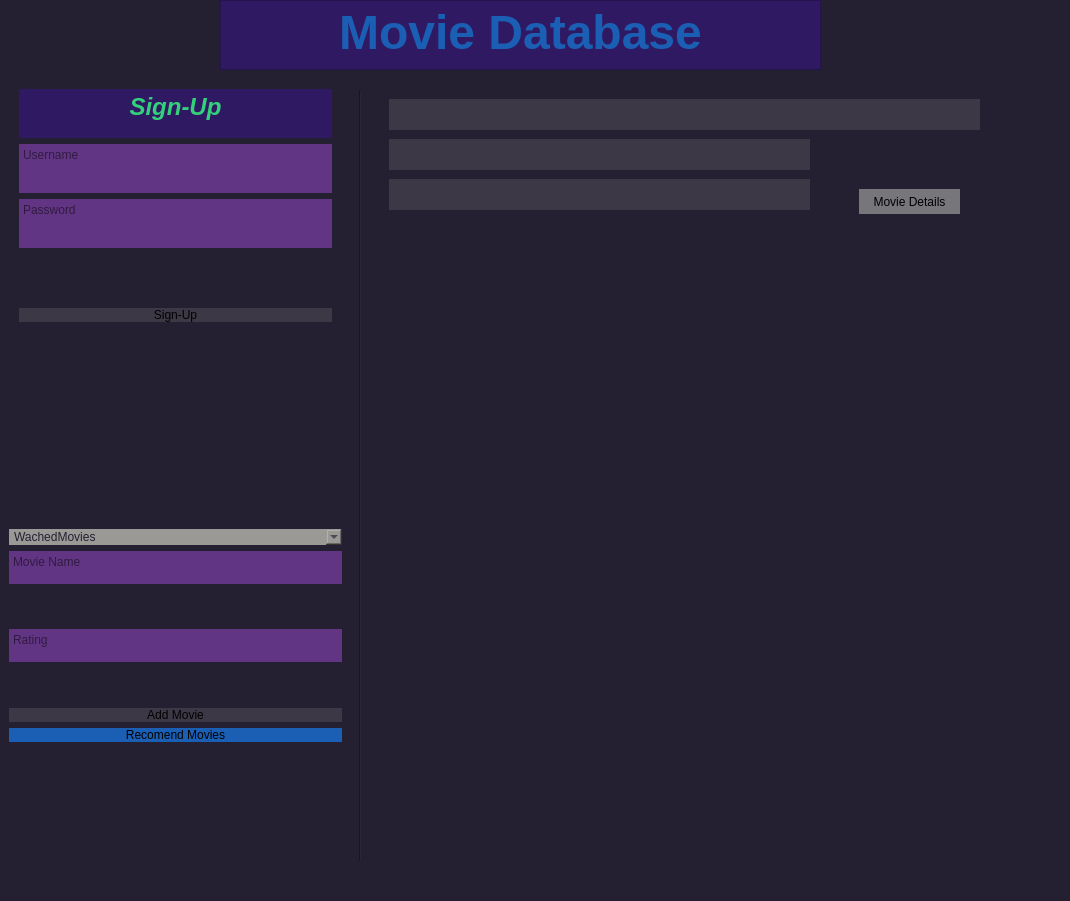
The window that App/userdb.ui (byshadowoz/Movies_Recomendation_by_prompt) describes before a commit, drawn with Qt 5.
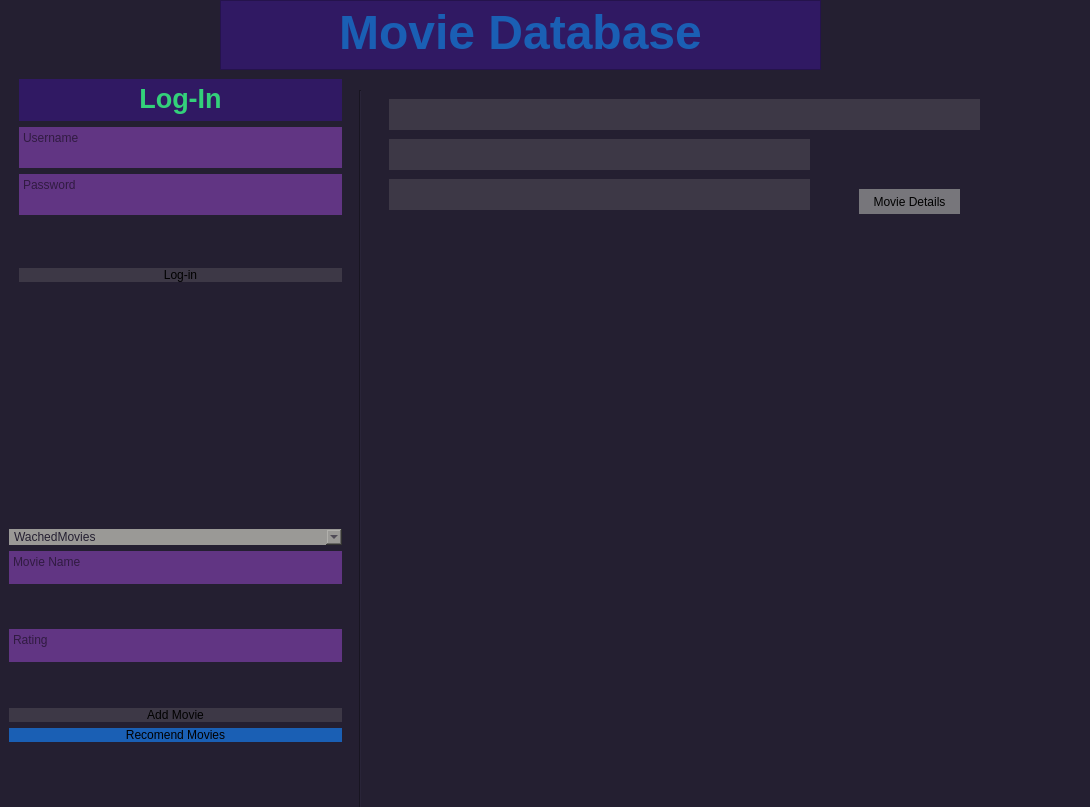
The same window after the commit.

Commit message: sign up completed

Patch:
```diff
--- a/App/userdb.ui
+++ b/App/userdb.ui
@@ -6,8 +6,8 @@
    <rect>
     <x>0</x>
     <y>0</y>
-    <width>1070</width>
-    <height>901</height>
+    <width>1090</width>
+    <height>807</height>
    </rect>
   </property>
   <property name="windowTitle">
@@ -273,13 +273,97 @@
      </item>
     </layout>
    </widget>
-   <widget class="QFrame" name="signupFrame_3">
+   <widget class="QFrame" name="signupFrame_4">
     <property name="geometry">
      <rect>
       <x>10</x>
       <y>80</y>
       <width>331</width>
-      <height>251</height>
+      <height>151</height>
+     </rect>
+    </property>
+    <property name="styleSheet">
+     <string notr="true">border: None
+</string>
+    </property>
+    <property name="frameShape">
+     <enum>QFrame::StyledPanel</enum>
+    </property>
+    <property name="frameShadow">
+     <enum>QFrame::Raised</enum>
+    </property>
+    <widget class="QTextEdit" name="signupTitle_4">
+     <property name="geometry">
+      <rect>
+       <x>9</x>
+       <y>9</y>
+       <width>313</width>
+       <height>41</height>
+      </rect>
+     </property>
+     <property name="styleSheet">
+      <string notr="true">background-color: rgb(48, 25, 99);
+border-color: rgb(255, 255, 255);</string>
+     </property>
+     <property name="readOnly">
+      <bool>true</bool>
+     </property>
+     <property name="html">
+      <string>&lt;!DOCTYPE HTML PUBLIC &quot;-//W3C//DTD HTML 4.0//EN&quot; &quot;http://www.w3.org/TR/REC-html40/strict.dtd&quot;&gt;
+&lt;html&gt;&lt;head&gt;&lt;meta name=&quot;qrichtext&quot; content=&quot;1&quot; /&gt;&lt;style type=&quot;text/css&quot;&gt;
+p, li { white-space: pre-wrap; }
+&lt;/style&gt;&lt;/head&gt;&lt;body style=&quot; font-family:'Ubuntu'; font-size:11pt; font-weight:400; font-style:normal;&quot;&gt;
+&lt;p align=&quot;center&quot; style=&quot; margin-top:0px; margin-bottom:0px; margin-left:0px; margin-right:0px; -qt-block-indent:0; text-indent:0px;&quot;&gt;&lt;span style=&quot; font-size:20pt; color:#ffffff;&quot;&gt;Account&lt;/span&gt;&lt;/p&gt;&lt;/body&gt;&lt;/html&gt;</string>
+     </property>
+    </widget>
+    <widget class="QPlainTextEdit" name="username_field_4">
+     <property name="geometry">
+      <rect>
+       <x>9</x>
+       <y>56</y>
+       <width>313</width>
+       <height>40</height>
+      </rect>
+     </property>
+     <property name="styleSheet">
+      <string notr="true">background-color: rgb(97, 53, 131);
+</string>
+     </property>
+     <property name="readOnly">
+      <bool>true</bool>
+     </property>
+     <property name="placeholderText">
+      <string>Username</string>
+     </property>
+    </widget>
+    <widget class="QPlainTextEdit" name="password_field_4">
+     <property name="geometry">
+      <rect>
+       <x>9</x>
+       <y>102</y>
+       <width>313</width>
+       <height>40</height>
+      </rect>
+     </property>
+     <property name="styleSheet">
+      <string notr="true">background-color: rgb(97, 53, 131);
+</string>
+     </property>
+     <property name="readOnly">
+      <bool>true</bool>
+     </property>
+     <property name="placeholderText">
+      <string>email</string>
+     </property>
+    </widget>
+   </widget>
+   <widget class="QFrame" name="signupFrame_3">
+    <property name="geometry">
+     <rect>
+      <x>10</x>
+      <y>70</y>
+      <width>341</width>
+      <height>221</height>
      </rect>
     </property>
     <property name="styleSheet">
@@ -307,7 +391,7 @@
 &lt;html&gt;&lt;head&gt;&lt;meta name=&quot;qrichtext&quot; content=&quot;1&quot; /&gt;&lt;style type=&quot;text/css&quot;&gt;
 p, li { white-space: pre-wrap; }
 &lt;/style&gt;&lt;/head&gt;&lt;body style=&quot; font-family:'Ubuntu'; font-size:11pt; font-weight:400; font-style:normal;&quot;&gt;
-&lt;p align=&quot;center&quot; style=&quot; margin-top:0px; margin-bottom:0px; margin-left:0px; margin-right:0px; -qt-block-indent:0; text-indent:0px;&quot;&gt;&lt;span style=&quot; font-size:18pt; font-weight:600; font-style:italic; color:#33d17a;&quot;&gt;Sign-Up&lt;/span&gt;&lt;/p&gt;&lt;/body&gt;&lt;/html&gt;</string>
+&lt;p align=&quot;center&quot; style=&quot; margin-top:0px; margin-bottom:0px; margin-left:0px; margin-right:0px; -qt-block-indent:0; text-indent:0px;&quot;&gt;&lt;span style=&quot; font-size:20pt; font-weight:600; color:#33d17a;&quot;&gt;Log-In&lt;/span&gt;&lt;/p&gt;&lt;/body&gt;&lt;/html&gt;</string>
        </property>
       </widget>
      </item>
@@ -351,7 +435,7 @@
         <string notr="true">background-color:rgb(61, 56, 70)</string>
        </property>
        <property name="text">
-        <string>Sign-Up</string>
+        <string>Log-in</string>
        </property>
       </widget>
      </item>
```
The commit also changes 6 other files.
